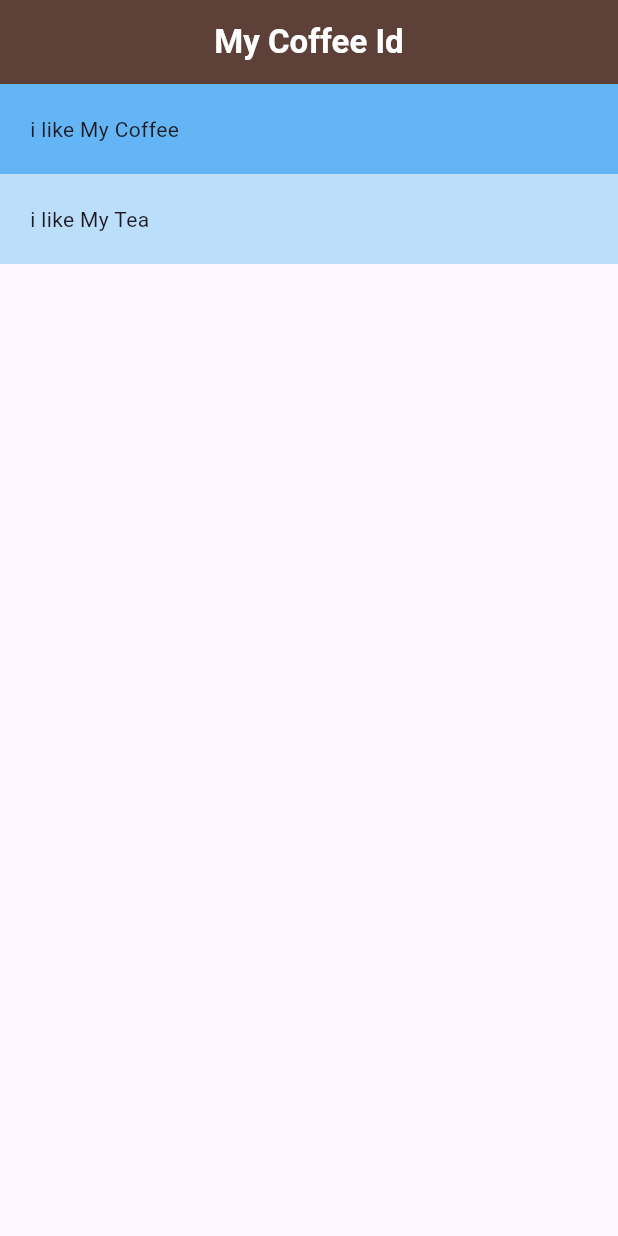
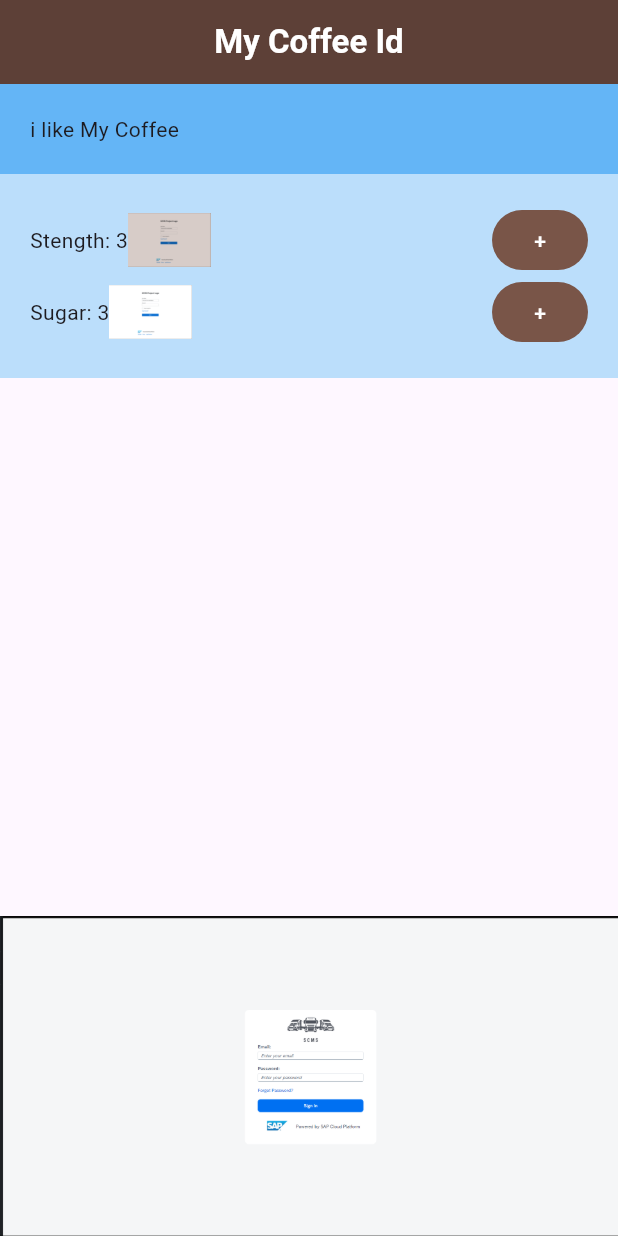
Before and after one commit to bencyubahiro77/Flutter-Coffee-card, a Flutter app: the screen it shows after launch, on a phone screen of 412 x 824 dp. Run offline on Flutter 3.47's test engine with Material 3 defaults, Android fonts, the phone set to English and light mode, and no system bars.

Commit message:
adding buttons and image

```diff
--- /dev/null
+++ b/lib/home/coffee_pref.dart
@@ -0,0 +1,61 @@
+import 'package:flutter/material.dart';
+
+class CoffeePref extends StatelessWidget {
+  const CoffeePref({super.key});
+
+  @override
+  Widget build(BuildContext context) {
+    return Column(
+      children: [
+        Row(
+          children: [
+            const Text("Stength: "),
+            const Text("3"),
+            Image.asset(
+              "assests/login.png",
+              width: 55,
+              color: Colors.brown[100],
+              colorBlendMode: BlendMode.multiply,
+            ),
+            const Expanded(child: SizedBox()),
+            FilledButton(
+              style: FilledButton.styleFrom(
+                backgroundColor: Colors.brown,
+                foregroundColor: Colors.white
+              ) ,
+              onPressed: onPressed,
+              child: const Text("+")
+              )
+          ],
+        ),
+        Row(
+          children: [
+            const Text("Sugar: "),
+            const Text("3"),
+            Image.asset(
+              "assests/login.png",
+              width: 55,
+            ),
+            const Expanded(child: SizedBox()),
+             TextButton(
+            style: TextButton.styleFrom(
+                backgroundColor: Colors.brown,
+                foregroundColor: Colors.white
+              ) ,
+              onPressed: onPressed2,
+              child: const Text("+"))
+          ],
+        )
+      ],
+    );
+  }
+}
+
+// ignore: camel_case_types
+void onPressed() {
+  print("incrceased by 1");
+}
+
+void onPressed2() {
+   print("decreased by 2");
+}
--- a/lib/home/home.dart
+++ b/lib/home/home.dart
@@ -1,3 +1,4 @@
+import 'package:coffee_card/home/coffee_pref.dart';
 import 'package:flutter/material.dart';
 
 class Home extends StatelessWidget {
@@ -25,8 +26,14 @@ class Home extends StatelessWidget {
           Container(
             color: Colors.blue[100],
             padding: const EdgeInsets.all(20),
-            child: const Text("i like My Tea") ,
+            child: const CoffeePref() ,
           ),
+          Expanded(
+            child: Image.asset("assests/loginscms.png",
+              fit:BoxFit.fitWidth,
+              alignment: Alignment.bottomCenter,
+            ),
+          )
         ],)
     );
   }
```
Also changed, not shown: pubspec.yaml (+4 -4 lines), assests/login.png (added), assests/login2.png (added), assests/loginscms.png (added).
